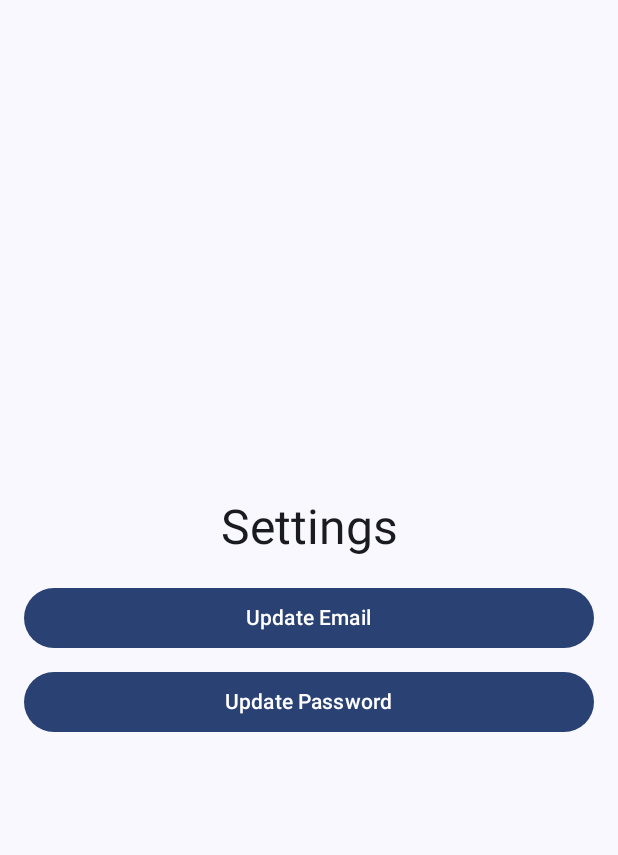
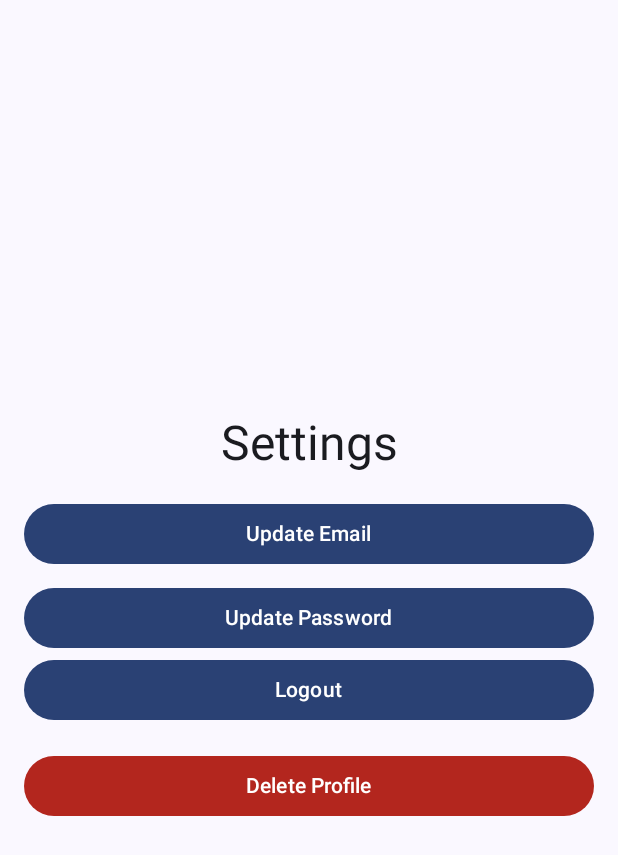
Before and after one commit to LabMember004/OurMovies, an Android app built with Jetpack Compose: the SettingsScreen screen opened through its navigation route, on a phone screen of 412 x 824 dp. Shown: the top 855 px of the screen. Run offline under Robolectric (Android 15) with nearby library versions, the phone set to English and light mode, and no system bars; our stand-ins replace livedata-compose.

Commit message:
Added Delete for profile

```diff
--- a/app/src/main/java/com/example/ourmovies/MainActivity.kt
+++ b/app/src/main/java/com/example/ourmovies/MainActivity.kt
@@ -154,7 +154,7 @@ fun Navigation(
                 Home()
             }
             composable(route = Screen.Setting.route) {
-                SettingsScreen( navController = navController)
+                SettingsScreen( token = token, navController = navController)
             }
             composable(route = Screen.UpdateEmail.route) {
                 UpdateEmailScreen(token = token , navController = navController)
--- a/app/src/main/java/com/example/ourmovies/domain/Api.kt
+++ b/app/src/main/java/com/example/ourmovies/domain/Api.kt
@@ -70,4 +70,9 @@ interface Api {
         @Header("Authorization") token: String,
         @Body request: UpdatePasswordRequest
     ): Response<UpdatePasswordResponse>
+
+    @DELETE("me")
+    suspend fun deleteProfile(
+        @Header("Authorization") token: String
+    ): Response<Unit>
 }
--- a/app/src/main/java/com/example/ourmovies/presentation/SettingScreen.kt
+++ b/app/src/main/java/com/example/ourmovies/presentation/SettingScreen.kt
@@ -1,6 +1,7 @@
 package com.example.ourmovies.presentation
 
 import android.content.Context
+import android.widget.Toast
 import androidx.compose.foundation.layout.Arrangement
 import androidx.compose.foundation.layout.Column
 import androidx.compose.foundation.layout.Spacer
@@ -9,6 +10,7 @@ import androidx.compose.foundation.layout.fillMaxWidth
 import androidx.compose.foundation.layout.height
 import androidx.compose.foundation.layout.padding
 import androidx.compose.material3.Button
+import androidx.compose.material3.ButtonDefaults
 import androidx.compose.material3.MaterialTheme
 import androidx.compose.material3.Text
 import androidx.compose.material3.TextField
@@ -24,14 +26,19 @@ import androidx.compose.ui.platform.LocalContext
 import androidx.compose.ui.unit.dp
 import androidx.lifecycle.viewmodel.compose.viewModel
 import androidx.navigation.NavController
+import com.example.ourmovies.domain.viewModels.DeleteViewModel
 import com.example.ourmovies.domain.viewModels.UpdateEmailViewModel
 import com.example.ourmovies.domain.viewModels.UpdatePasswordViewModel
 
+
+
 @Composable
 fun SettingsScreen(
-
-    navController: NavController
+    token: String,
+    navController: NavController,
+    profileViewModel: DeleteViewModel = viewModel() // Inject ProfileViewModel
 ) {
+    val context = LocalContext.current
 
     Column(
         modifier = Modifier
@@ -45,7 +52,9 @@ fun SettingsScreen(
 
         Button(
             onClick = { navController.navigate("updateEmail") },
-            modifier = Modifier.fillMaxWidth().padding(bottom = 8.dp)
+            modifier = Modifier
+                .fillMaxWidth()
+                .padding(bottom = 8.dp)
         ) {
             Text(text = "Update Email")
         }
@@ -56,6 +65,36 @@ fun SettingsScreen(
             Text(text = "Update Password")
         }
 
+        Button(
+            onClick = {
+                navController.navigate("login") {
+                    popUpTo("settings") { inclusive = true }
+                }
+            },
+            modifier = Modifier.fillMaxWidth()
+        ) {
+            Text(text = "Logout")
+        }
 
+        Spacer(modifier = Modifier.height(16.dp))
+
+        Button(
+            onClick = {
+                profileViewModel.deleteProfile(
+                    token,
+                    onSuccess = {
+                        Toast.makeText(context, "Profile deleted", Toast.LENGTH_SHORT).show()
+                        navController.navigate("login") { popUpTo("settings") { inclusive = true } }
+                    },
+                    onError = { error ->
+                        Toast.makeText(context, error, Toast.LENGTH_SHORT).show()
+                    }
+                )
+            },
+            colors = ButtonDefaults.buttonColors(MaterialTheme.colorScheme.error),
+            modifier = Modifier.fillMaxWidth()
+        ) {
+            Text("Delete Profile")
+        }
     }
 }
--- a/app/src/main/java/com/example/ourmovies/presentation/UpdatePasswordScreen.kt
+++ b/app/src/main/java/com/example/ourmovies/presentation/UpdatePasswordScreen.kt
@@ -41,6 +41,7 @@ fun UpdatePasswordScreen(
     var successMessage by remember { mutableStateOf("") } // Success message state
     var isLoading by remember { mutableStateOf(false) } // For loading state
 
+
     val context = LocalContext.current
     val sharedPreferences = context.getSharedPreferences("user_prefs", Context.MODE_PRIVATE)
 
@@ -53,6 +54,7 @@ fun UpdatePasswordScreen(
     ) {
         Text(text = "Update Password", style = MaterialTheme.typography.headlineLarge)
         Spacer(modifier = Modifier.height(16.dp))
+
 
         TextField(
             value = currentPassword,
```
Also changed, not shown: app/src/main/java/com/example/ourmovies/domain/viewModels/DeleteViewModel.kt (added, +21 -0 lines), app/src/main/java/com/example/ourmovies/presentation/UpdateEmailScreen.kt (+2 -6 lines).
